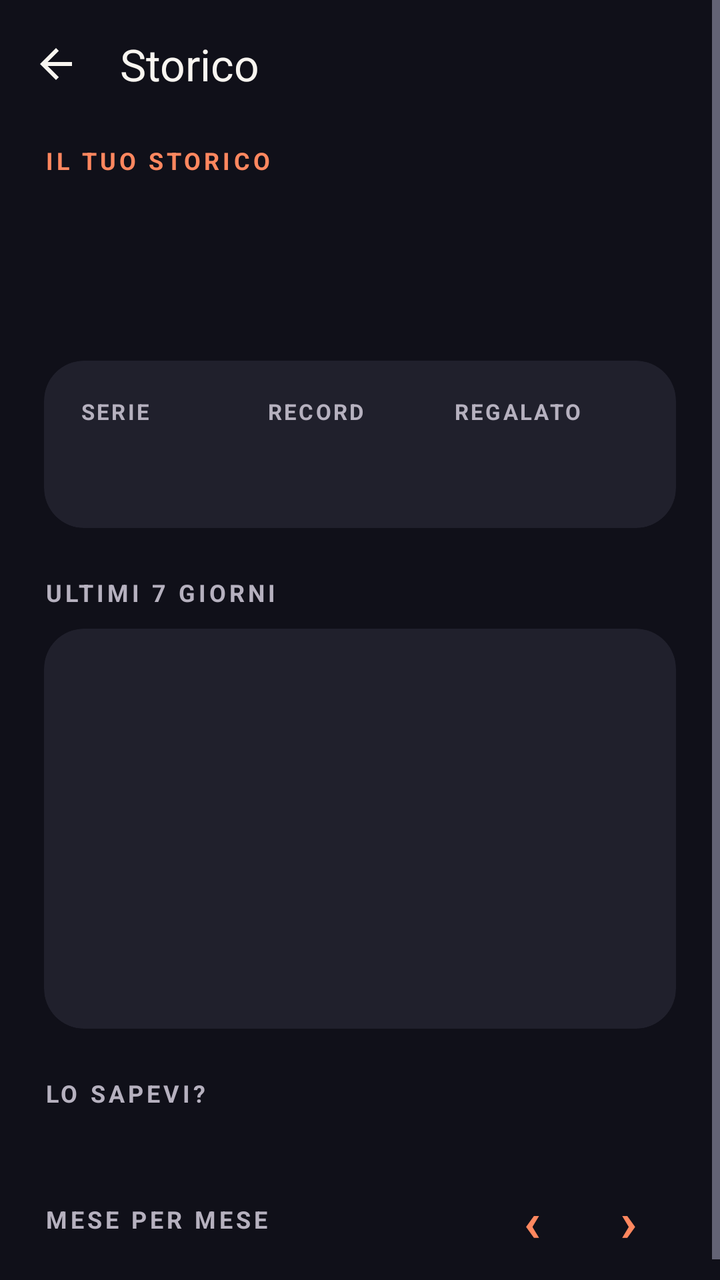
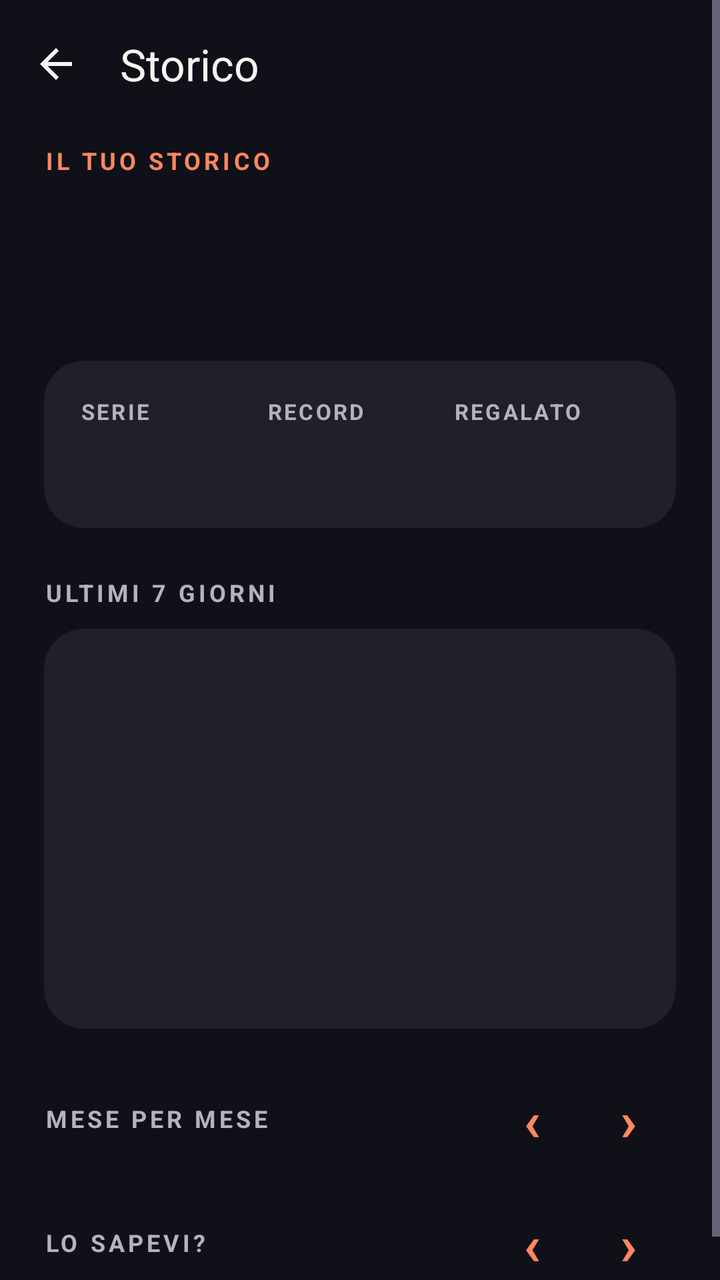

The first picture is an Android layout as it rendered before a commit; the second is the same layout after the commit. The layout source and the unified diff follow.
<!-- AndroidManifest.xml: activity theme Theme.Stacca -->
<!-- res/layout/activity_history.xml -->
<?xml version="1.0" encoding="utf-8"?>
<ScrollView xmlns:android="http://schemas.android.com/apk/res/android"
    xmlns:app="http://schemas.android.com/apk/res-auto"
    android:layout_width="match_parent"
    android:layout_height="match_parent"
    android:background="@color/home_bg"
    android:fillViewport="true">

    <LinearLayout
        android:layout_width="match_parent"
        android:layout_height="wrap_content"
        android:orientation="vertical">

        <com.google.android.material.appbar.MaterialToolbar
            android:id="@+id/toolbar"
            android:layout_width="match_parent"
            android:layout_height="?attr/actionBarSize"
            android:background="@color/home_bg"
            app:navigationIcon="@drawable/ic_arrow_back"
            app:navigationIconTint="@color/home_text"
            app:title="@string/history_screen_title"
            app:titleTextColor="@color/home_text" />

        <LinearLayout
            android:layout_width="match_parent"
            android:layout_height="wrap_content"
            android:orientation="vertical"
            android:paddingStart="22dp"
            android:paddingEnd="22dp"
            android:paddingBottom="24dp">

            <TextView
                android:layout_width="wrap_content"
                android:layout_height="wrap_content"
                android:layout_marginTop="8dp"
                android:text="@string/history_label"
                android:textSize="12sp"
                android:textStyle="bold"
                android:letterSpacing="0.14"
                android:textColor="@color/home_accent" />

            <TextView
                android:id="@+id/tvHistoryTitle"
                android:layout_width="match_parent"
                android:layout_height="wrap_content"
                android:layout_marginTop="10dp"
                android:textSize="@dimen/page_title_size"
                android:fontFamily="sans-serif-black"
                android:lineSpacingMultiplier="1.08"
                android:letterSpacing="-0.01"
                android:textColor="@color/home_text" />

            <TextView
                android:id="@+id/tvHistorySub"
                android:layout_width="match_parent"
                android:layout_height="wrap_content"
                android:layout_marginTop="8dp"
                android:textSize="14sp"
                android:textColor="@color/home_text_secondary" />

            
            <com.google.android.material.card.MaterialCardView
                style="@style/Stacca.Settings.Card"
                android:layout_marginTop="20dp">

                <LinearLayout
                    android:layout_width="match_parent"
                    android:layout_height="wrap_content"
                    android:orientation="horizontal"
                    android:padding="18dp">

                    <LinearLayout style="@style/Stacca.History.Stat">
                        <TextView style="@style/Stacca.History.StatLabel" android:text="@string/history_streak" />
                        <TextView android:id="@+id/tvStreak" style="@style/Stacca.History.StatValue" />
                    </LinearLayout>

                    <LinearLayout style="@style/Stacca.History.Stat">
                        <TextView style="@style/Stacca.History.StatLabel" android:text="@string/history_record" />
                        <TextView android:id="@+id/tvRecord" style="@style/Stacca.History.StatValue" />
                    </LinearLayout>

                    <LinearLayout style="@style/Stacca.History.Stat">
                        <TextView style="@style/Stacca.History.StatLabel" android:text="@string/history_lost" />
                        <TextView android:id="@+id/tvLost" style="@style/Stacca.History.StatValue" android:textColor="@color/home_accent" />
                    </LinearLayout>
                </LinearLayout>
            </com.google.android.material.card.MaterialCardView>

            
            <LinearLayout
                android:id="@+id/sectionChart"
                android:layout_width="match_parent"
                android:layout_height="wrap_content"
                android:orientation="vertical">

                <TextView
                    style="@style/Stacca.Settings.SectionLabel"
                    android:text="@string/history_week_chart" />

                <com.google.android.material.card.MaterialCardView style="@style/Stacca.Settings.Card">
                    <LinearLayout
                        android:id="@+id/weekBars"
                        android:layout_width="match_parent"
                        android:layout_height="200dp"
                        android:orientation="horizontal"
                        android:paddingStart="12dp"
                        android:paddingEnd="12dp"
                        android:paddingTop="16dp"
                        android:paddingBottom="12dp" />
                </com.google.android.material.card.MaterialCardView>
            </LinearLayout>

            
            <LinearLayout
                android:id="@+id/sectionInsights"
                android:layout_width="match_parent"
                android:layout_height="wrap_content"
                android:orientation="vertical">

                <TextView
                    style="@style/Stacca.Settings.SectionLabel"
                    android:text="@string/history_insights_label" />

                <com.google.android.material.card.MaterialCardView style="@style/Stacca.Settings.Card">
                    <LinearLayout
                        android:id="@+id/insightsList"
                        android:layout_width="match_parent"
                        android:layout_height="wrap_content"
                        android:orientation="vertical" />
                </com.google.android.material.card.MaterialCardView>
            </LinearLayout>

            
            <LinearLayout
                android:id="@+id/sectionMonths"
                android:layout_width="match_parent"
                android:layout_height="wrap_content"
                android:orientation="vertical">

                <LinearLayout
                    android:layout_width="match_parent"
                    android:layout_height="wrap_content"
                    android:orientation="horizontal"
                    android:gravity="center_vertical">

                    <TextView
                        style="@style/Stacca.Settings.SectionLabel"
                        android:layout_width="0dp"
                        android:layout_weight="1"
                        android:text="@string/history_months_label" />

                    <TextView
                        android:id="@+id/btnMonthPrev"
                        style="@style/Stacca.History.MonthArrow"
                        android:contentDescription="@string/history_month_prev"
                        android:text="‹" />

                    <TextView
                        android:id="@+id/btnMonthNext"
                        style="@style/Stacca.History.MonthArrow"
                        android:contentDescription="@string/history_month_next"
                        android:text="›" />
                </LinearLayout>

                <com.google.android.material.card.MaterialCardView style="@style/Stacca.Settings.Card">
                    <LinearLayout
                        android:id="@+id/monthsList"
                        android:layout_width="match_parent"
                        android:layout_height="wrap_content"
                        android:orientation="vertical" />
                </com.google.android.material.card.MaterialCardView>
            </LinearLayout>

            
            <com.google.android.material.card.MaterialCardView
                android:id="@+id/cardPremiumTeaser"
                style="@style/Stacca.Settings.Card"
                android:layout_marginTop="16dp"
                android:clickable="true"
                android:focusable="true"
                android:visibility="gone">

                <LinearLayout
                    android:layout_width="match_parent"
                    android:layout_height="wrap_content"
                    android:orientation="vertical"
                    android:padding="20dp">

                    <TextView
                        style="@style/Stacca.Settings.RowTitle.Accent"
                        android:text="@string/history_premium_title" />

                    <TextView
                        style="@style/Stacca.Settings.RowDesc"
                        android:text="@string/history_premium_desc" />

                    <TextView
                        android:layout_width="wrap_content"
                        android:layout_height="wrap_content"
                        android:layout_marginTop="12dp"
                        android:background="@drawable/bg_pill_accent"
                        android:paddingStart="14dp"
                        android:paddingEnd="14dp"
                        android:paddingTop="8dp"
                        android:paddingBottom="8dp"
                        android:text="@string/history_premium_cta"
                        android:textSize="14sp"
                        android:textStyle="bold"
                        android:textColor="@color/home_on_accent" />
                </LinearLayout>
            </com.google.android.material.card.MaterialCardView>

        </LinearLayout>
    </LinearLayout>
</ScrollView>
<!-- resources referenced by this layout -->
<resources>
  <color name="home_accent">#FF875F</color>
  <color name="home_bg">#101019</color>
  <color name="home_on_accent">#20110B</color>
  <color name="home_text">#F8F5F0</color>
  <color name="home_text_secondary">#B6B1BF</color>
  <dimen name="page_title_size">26sp</dimen>
  <!-- drawable bg_pill_accent (drawable) -->
  <?xml version="1.0" encoding="utf-8"?>
  <shape xmlns:android="http://schemas.android.com/apk/res/android"
      android:shape="rectangle">
      <solid android:color="@color/home_accent" />
      <corners android:radius="999dp" />
  </shape>
  <string name="history_insights_label">LO SAPEVI?</string>
  <string name="history_label">IL TUO STORICO</string>
  <string name="history_lost">REGALATO</string>
  <string name="history_month_next">Mese successivo</string>
  <string name="history_month_prev">Mese precedente</string>
  <string name="history_months_label">MESE PER MESE</string>
  <string name="history_premium_cta">Sblocca Premium</string>
  <string name="history_premium_desc">Record, le tue abitudini, i progressi mese per mese e il grafico della settimana.</string>
  <string name="history_premium_title">Tutto lo storico con Premium</string>
  <string name="history_record">RECORD</string>
  <string name="history_screen_title">Storico</string>
  <string name="history_streak">SERIE</string>
  <string name="history_week_chart">ULTIMI 7 GIORNI</string>
  <style name="Stacca.History.Stat">
          <item name="android:layout_width">0dp</item>
          <item name="android:layout_height">match_parent</item>
          <item name="android:gravity">bottom</item>
          <item name="android:layout_weight">1</item>
          <item name="android:orientation">vertical</item>
      </style>
  <style name="Stacca.History.StatLabel">
          <item name="android:layout_width">wrap_content</item>
          <item name="android:layout_height">wrap_content</item>
          <item name="android:textSize">11sp</item>
          <item name="android:textStyle">bold</item>
          <item name="android:letterSpacing">0.1</item>
          <item name="android:textColor">@color/home_text_secondary</item>
      </style>
  <style name="Stacca.Settings.Card" parent="Widget.Material3.CardView.Filled">
          <item name="android:layout_width">match_parent</item>
          <item name="android:layout_height">wrap_content</item>
          <item name="cardBackgroundColor">@color/home_surface</item>
          <item name="cardCornerRadius">20dp</item>
          <item name="cardElevation">0dp</item>
          <item name="strokeWidth">0dp</item>
      </style>
  <style name="Stacca.Settings.RowDesc">
          <item name="android:layout_width">wrap_content</item>
          <item name="android:layout_height">wrap_content</item>
          <item name="android:layout_marginTop">3dp</item>
          <item name="android:textSize">13sp</item>
          <item name="android:textColor">@color/home_text_secondary</item>
      </style>
  <style name="Stacca.Settings.RowTitle.Accent">
          <item name="android:textColor">@color/home_accent</item>
      </style>
  <color name="home_surface">#20202C</color>
  <color name="primary">#FF6B35</color>
  <color name="primary_dark">#E55A2B</color>
  <color name="on_primary">#FFFFFF</color>
  <color name="secondary">#7B2FF7</color>
  <color name="on_secondary">#FFFFFF</color>
  <color name="tertiary">#00C9A7</color>
  <color name="on_tertiary">#FFFFFF</color>
  <color name="background_dark">#0D0D1A</color>
  <color name="surface">#16213E</color>
  <color name="surface_variant">#1E2A4A</color>
  <color name="text_primary">#FFFFFF</color>
  <color name="text_secondary">#B0B0CC</color>
  <color name="text_hint">#6E6E8A</color>
  <!-- unchanged entries left out for length: 5 -->
</resources>

<!-- the commit's change to res/layout/activity_history.xml (unified diff, before → after) -->
@@ -112,18 +112,39 @@
 
             
             <LinearLayout
-                android:id="@+id/sectionInsights"
+                android:id="@+id/sectionMonths"
                 android:layout_width="match_parent"
                 android:layout_height="wrap_content"
                 android:orientation="vertical">
 
-                <TextView
-                    style="@style/Stacca.Settings.SectionLabel"
-                    android:text="@string/history_insights_label" />
+                <LinearLayout
+                    android:layout_width="match_parent"
+                    android:layout_height="wrap_content"
+                    android:orientation="horizontal"
+                    android:gravity="center_vertical">
+
+                    <TextView
+                        style="@style/Stacca.Settings.SectionLabel"
+                        android:layout_width="0dp"
+                        android:layout_weight="1"
+                        android:text="@string/history_months_label" />
+
+                    <TextView
+                        android:id="@+id/btnMonthPrev"
+                        style="@style/Stacca.History.MonthArrow"
+                        android:contentDescription="@string/history_month_prev"
+                        android:text="‹" />
+
+                    <TextView
+                        android:id="@+id/btnMonthNext"
+                        style="@style/Stacca.History.MonthArrow"
+                        android:contentDescription="@string/history_month_next"
+                        android:text="›" />
+                </LinearLayout>
 
                 <com.google.android.material.card.MaterialCardView style="@style/Stacca.Settings.Card">
                     <LinearLayout
-                        android:id="@+id/insightsList"
+                        android:id="@+id/monthsList"
                         android:layout_width="match_parent"
                         android:layout_height="wrap_content"
                         android:orientation="vertical" />
@@ -132,7 +153,7 @@
 
             
             <LinearLayout
-                android:id="@+id/sectionMonths"
+                android:id="@+id/sectionInsights"
                 android:layout_width="match_parent"
                 android:layout_height="wrap_content"
                 android:orientation="vertical">
@@ -147,24 +168,24 @@
                         style="@style/Stacca.Settings.SectionLabel"
                         android:layout_width="0dp"
                         android:layout_weight="1"
-                        android:text="@string/history_months_label" />
-
-                    <TextView
-                        android:id="@+id/btnMonthPrev"
-                        style="@style/Stacca.History.MonthArrow"
-                        android:contentDescription="@string/history_month_prev"
+                        android:text="@string/history_insights_label" />
+
+                    <TextView
+                        android:id="@+id/btnInsightPrev"
+                        style="@style/Stacca.History.MonthArrow"
+                        android:contentDescription="@string/history_insight_prev"
                         android:text="‹" />
 
                     <TextView
-                        android:id="@+id/btnMonthNext"
-                        style="@style/Stacca.History.MonthArrow"
-                        android:contentDescription="@string/history_month_next"
+                        android:id="@+id/btnInsightNext"
+                        style="@style/Stacca.History.MonthArrow"
+                        android:contentDescription="@string/history_insight_next"
                         android:text="›" />
                 </LinearLayout>
 
                 <com.google.android.material.card.MaterialCardView style="@style/Stacca.Settings.Card">
                     <LinearLayout
-                        android:id="@+id/monthsList"
+                        android:id="@+id/insightsList"
                         android:layout_width="match_parent"
                         android:layout_height="wrap_content"
                         android:orientation="vertical" />
<!-- resource entries referenced after the edit -->
@@ -13,6 +13,8 @@
       <solid android:color="@color/home_accent" />
       <corners android:radius="999dp" />
   </shape>
+  <string name="history_insight_next">Curiosità successiva</string>
+  <string name="history_insight_prev">Curiosità precedente</string>
   <string name="history_insights_label">LO SAPEVI?</string>
   <string name="history_label">IL TUO STORICO</string>
   <string name="history_lost">REGALATO</string>
